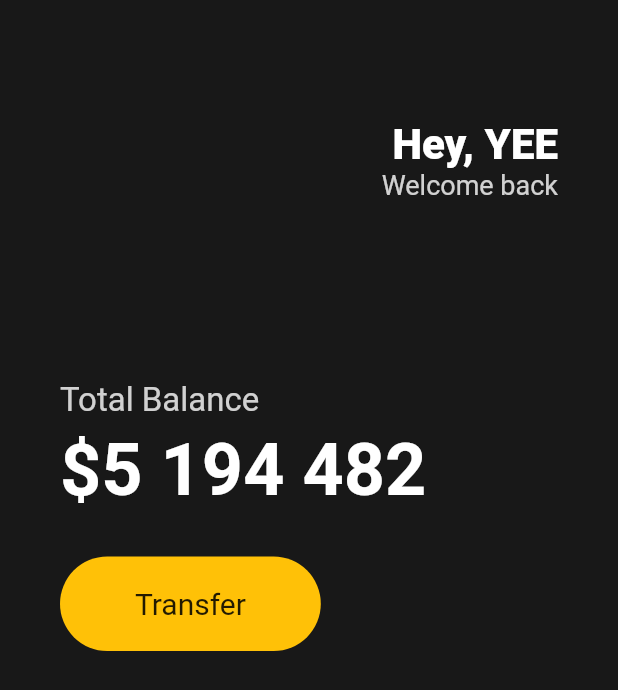
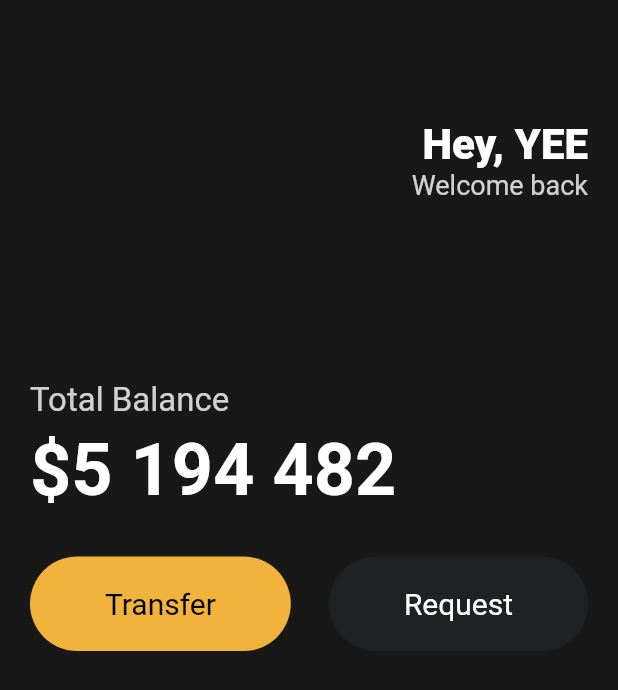
Before and after one commit to joseph-106/toonflix, a Flutter app: the screen it shows after launch, on a phone screen of 412 x 824 dp. Shown: the top 690 px of the screen. Run offline on Flutter 3.47's test engine with Material 2 defaults, Android fonts, the phone set to English and light mode, and no system bars.

Commit message:
Reusable Widgets

```diff
--- a/lib/main.dart
+++ b/lib/main.dart
@@ -1,4 +1,5 @@
 import 'package:flutter/material.dart';
+import 'package:toonflix/widgets/button.dart';
 
 void main() {
   runApp(App());
@@ -12,7 +13,7 @@
         backgroundColor: const Color(0xFF181818),
         body: Padding(
           padding: const EdgeInsets.symmetric(
-            horizontal: 40,
+            horizontal: 20,
           ),
           child: Column(
             crossAxisAlignment: CrossAxisAlignment.start,
@@ -70,25 +71,18 @@
                 height: 30,
               ),
               Row(
-                children: [
-                  Container(
-                    decoration: BoxDecoration(
-                      color: Colors.amber,
-                      borderRadius: BorderRadius.circular(45),
-                    ),
-                    child: const Padding(
-                      padding: EdgeInsets.symmetric(
-                        vertical: 20,
-                        horizontal: 50,
-                      ),
-                      child: Text(
-                        'Transfer',
-                        style: TextStyle(
-                          fontSize: 20,
-                        ),
-                      ),
-                    ),
-                  )
+                mainAxisAlignment: MainAxisAlignment.spaceBetween,
+                children: const [
+                  Button(
+                    text: 'Transfer',
+                    bgColor: Color(0xFFF1B33B),
+                    textColor: Colors.black,
+                  ),
+                  Button(
+                    text: 'Request',
+                    bgColor: Color(0xFF1F2123),
+                    textColor: Colors.white,
+                  ),
                 ],
               )
             ],
--- /dev/null
+++ b/lib/widgets/button.dart
@@ -0,0 +1,37 @@
+import 'package:flutter/material.dart';
+
+class Button extends StatelessWidget {
+  final String text;
+  final Color bgColor;
+  final Color textColor;
+
+  const Button({
+    super.key,
+    required this.text,
+    required this.bgColor,
+    required this.textColor,
+  });
+
+  @override
+  Widget build(BuildContext context) {
+    return Container(
+      decoration: BoxDecoration(
+        color: bgColor,
+        borderRadius: BorderRadius.circular(45),
+      ),
+      child: Padding(
+        padding: const EdgeInsets.symmetric(
+          vertical: 20,
+          horizontal: 50,
+        ),
+        child: Text(
+          text,
+          style: TextStyle(
+            color: textColor,
+            fontSize: 20,
+          ),
+        ),
+      ),
+    );
+  }
+}
```
